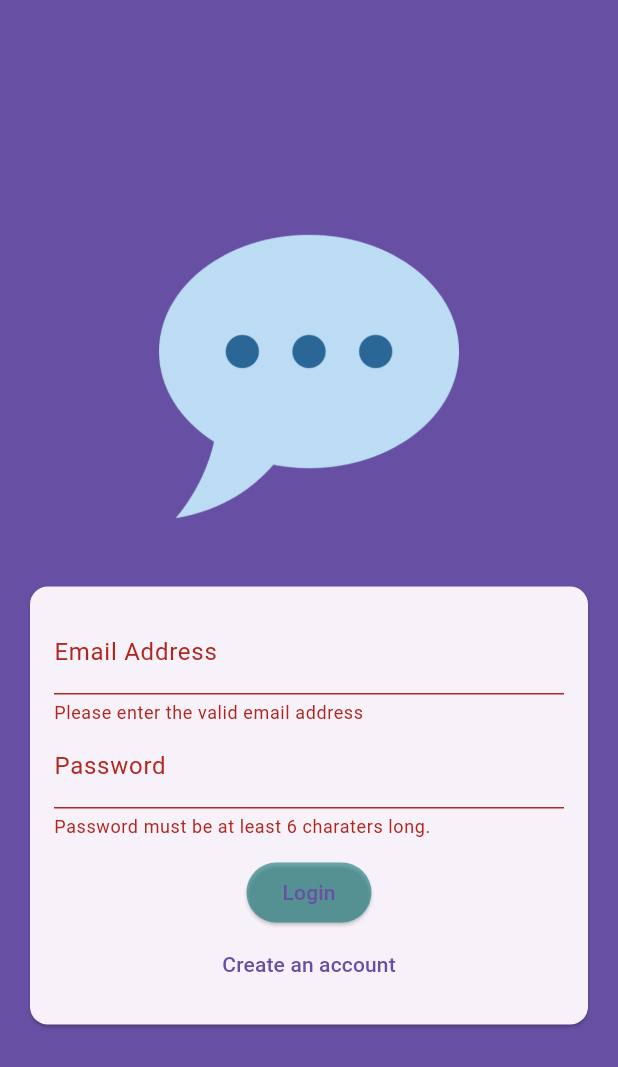
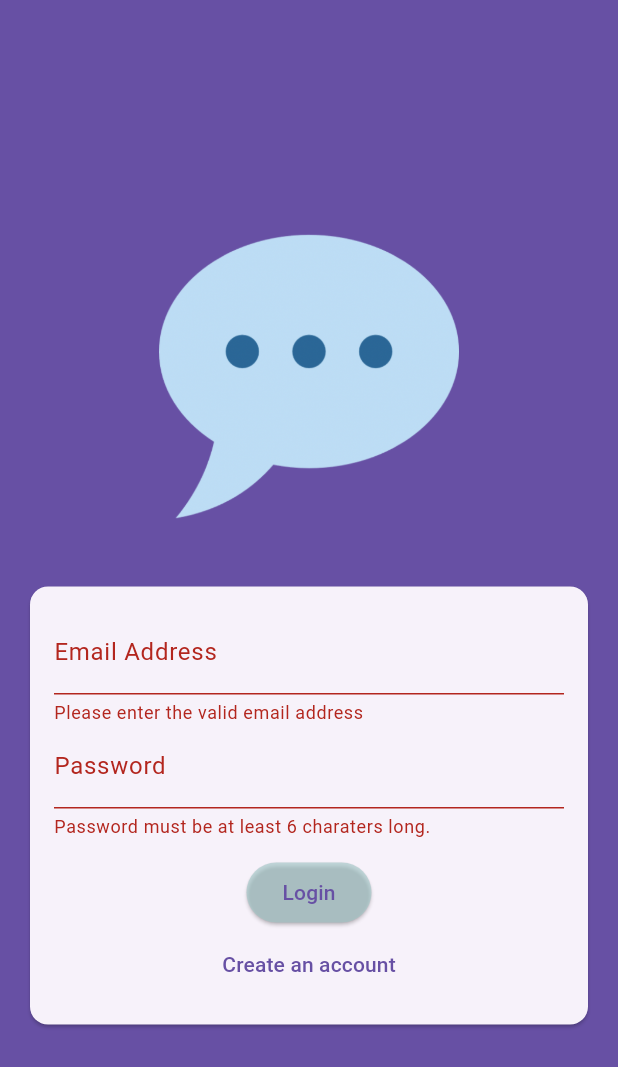
Before and after one commit to TrongBinhLe/flutter-Chat, a Flutter app: the screen it shows after launch, after a tap on "Login", on a phone screen of 412 x 824 dp. Shown: the top 1067 px of the screen. Run offline on Flutter 3.47's test engine with Material 3 defaults, Android fonts, the phone set to English and light mode, and no system bars; our stand-ins replace firebase_core; accounts and stored records are empty.

```diff
--- a/lib/main.dart
+++ b/lib/main.dart
@@ -1,7 +1,13 @@
 import 'package:flutter/material.dart';
 import 'screens/authScreen.dart';
+import 'package:firebase_core/firebase_core.dart';
+import 'firebase_options.dart';
 
-void main() {
+void main() async {
+  await Firebase.initializeApp(
+    options: DefaultFirebaseOptions.currentPlatform,
+  );
+
   runApp(MyApp());
 }
 
--- a/lib/screens/authScreen.dart
+++ b/lib/screens/authScreen.dart
@@ -91,10 +91,13 @@ class _AuthScreen extends State<AuthScreen> {
                             height: 12,
                           ),
                           ElevatedButton(
-                              onPressed: _submit,
-                              style: ElevatedButton.styleFrom(
-                                  primary: Color.fromRGBO(23, 123, 123, 0.6)),
-                              child: Text(_isLogin ? 'Login' : 'Signup')),
+                            onPressed: _submit,
+                            style: ElevatedButton.styleFrom(
+                              backgroundColor:
+                                  Color.fromRGBO(160, 199, 199, 0.6),
+                            ),
+                            child: Text(_isLogin ? 'Login' : 'Signup'),
+                          ),
                           TextButton(
                             onPressed: () {
                               setState(() {
--- a/pubspec.yaml
+++ b/pubspec.yaml
@@ -27,6 +27,8 @@ dependencies:
   # The following adds the Cupertino Icons font to your application.
   # Use with the CupertinoIcons class for iOS style icons.
   cupertino_icons: ^1.0.2
+  firebase_core: ^2.25.4
+  firebase_auth: ^4.17.4
 
 dev_dependencies:
   flutter_test:
```
Also changed, not shown: lib/firebase_options.dart (added), pubspec.lock, 5 other files.
